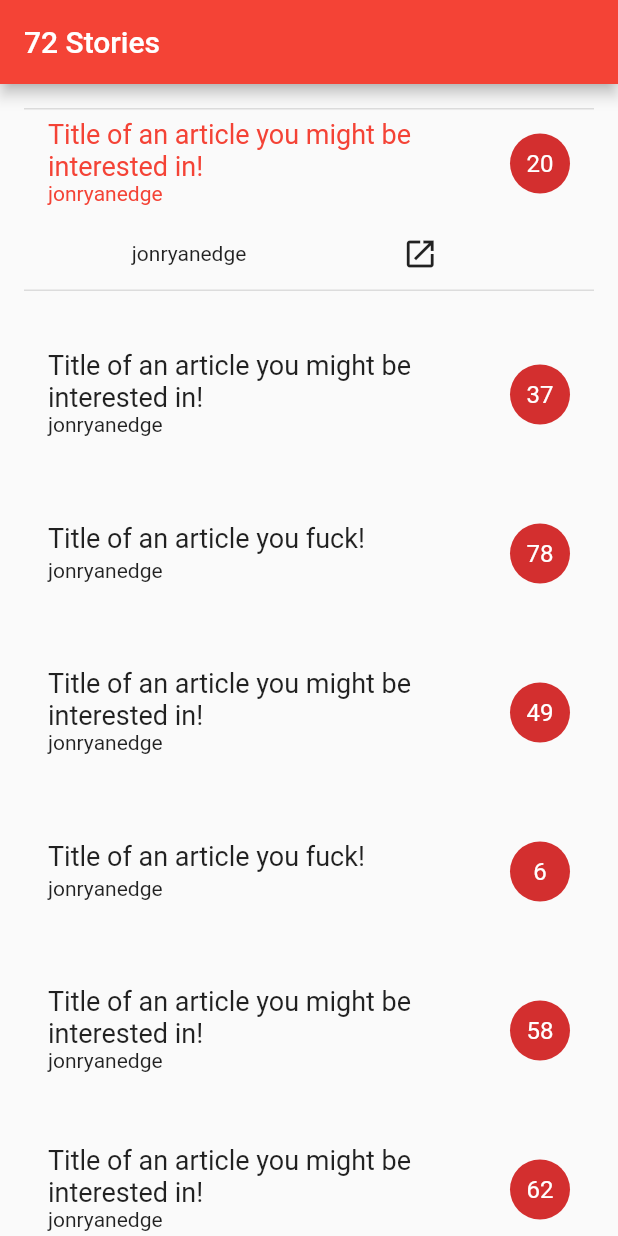
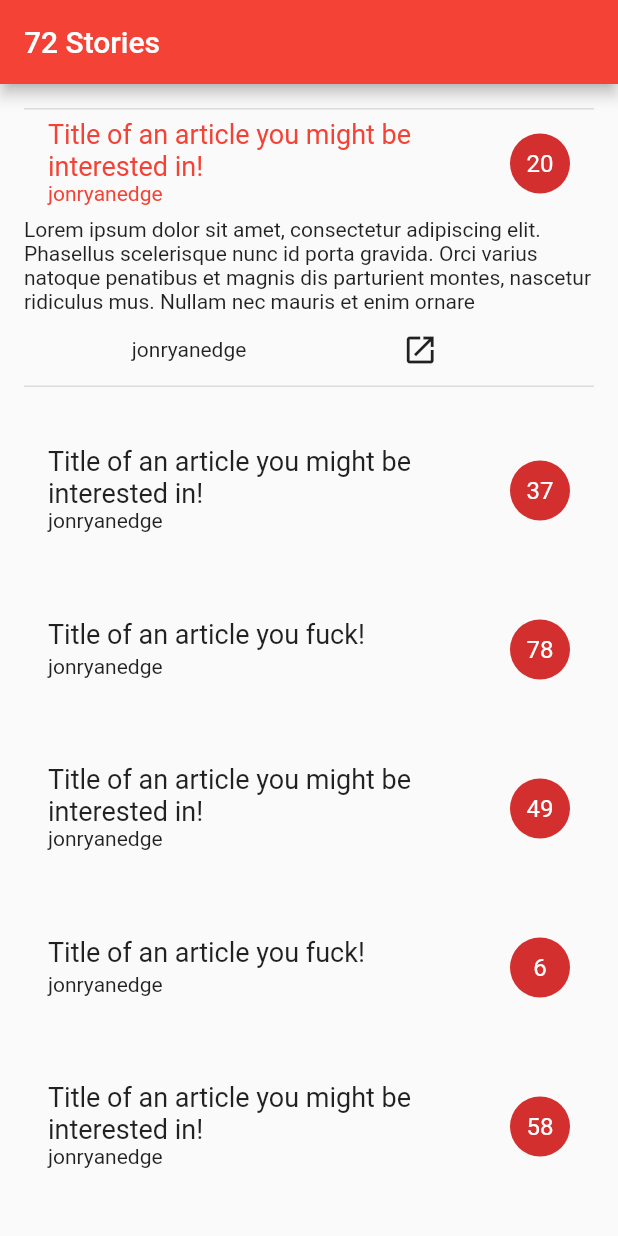
Before and after one commit to jonryanedge/flutter-news-feed, a Flutter app: the screen it shows after launch, after a tap on "Title of an article you might be interes", on a phone screen of 412 x 824 dp. Run offline on Flutter 3.47's test engine with Material 2 defaults, Android fonts, the phone set to English and light mode, and no system bars.

Commit message:
Added paragraph

```diff
--- a/lib/main.dart
+++ b/lib/main.dart
@@ -33,6 +33,7 @@ class _MyHomePageState extends State<MyHomePage> {
   List<Article> _articles = articles;
   DateTime pickedDate;
 
+  String lorem = 'Lorem ipsum dolor sit amet, consectetur adipiscing elit. Phasellus scelerisque nunc id porta gravida. Orci varius natoque penatibus et magnis dis parturient montes, nascetur ridiculus mus. Nullam nec mauris et enim ornare pellentesque. Nulla vehicula, ex et blandit luctus, mi lectus congue diam, volutpat posuere nisl velit et tellus. Vestibulum ante ipsum primis in faucibus orci luctus et ultrices posuere cubilia Curae; Nam vehicula congue nulla. Curabitur metus lorem, efficitur quis justo eu, fermentum cursus elit.';
   var rando = Random();
   Future<String> _loadJsonFile() async {
     return await rootBundle.loadString('lib/src/sample.json');
@@ -87,6 +88,12 @@ class _MyHomePageState extends State<MyHomePage> {
           child: Text(rando.nextInt(100).toString()),  //pickedDate.day old
           ),
         children: <Widget>[
+          Column(
+            mainAxisAlignment: MainAxisAlignment.center,
+            children: <Widget>[
+              Text(lorem,
+              maxLines: 4,
+              ),
               Row(
                 mainAxisAlignment: MainAxisAlignment.spaceEvenly,
                 children: <Widget>[
@@ -97,6 +104,8 @@ class _MyHomePageState extends State<MyHomePage> {
                     onPressed: () {},
                   ),
                 ],
+              ),
+            ],
           )
         ],
       ),
```
Lines whose indentation alone changed are shown as unchanged.
